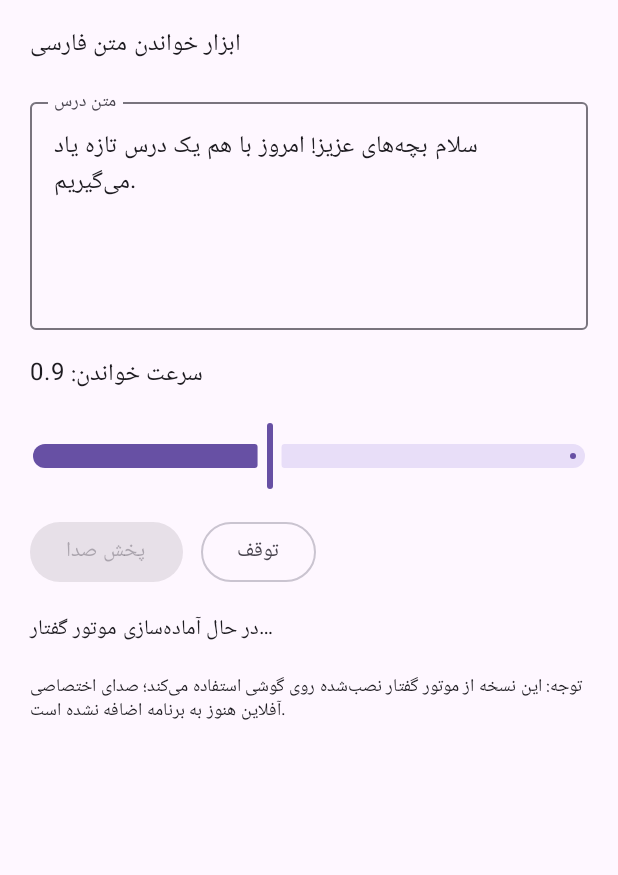
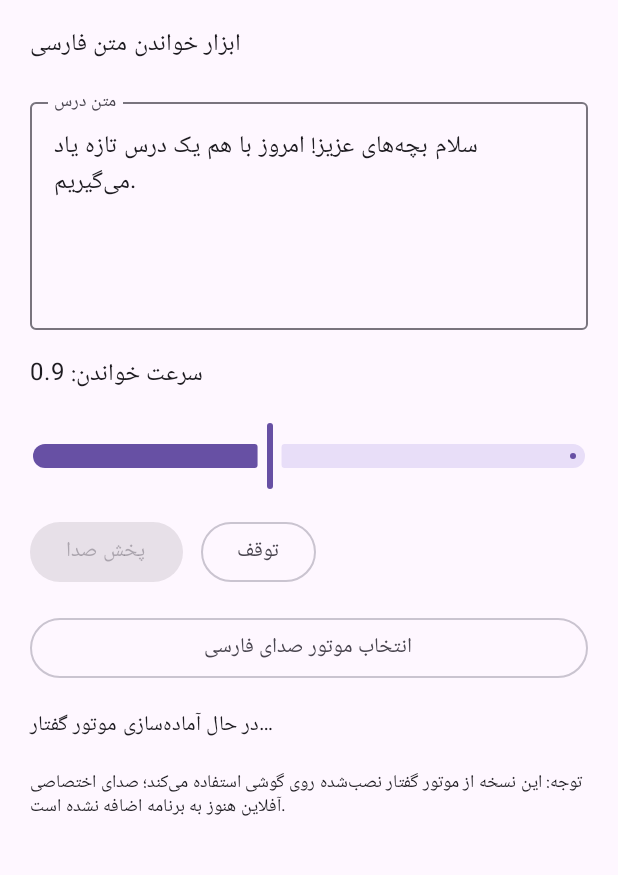
Before and after one commit to far-fahim/aghaye-moallem, an Android app built with Jetpack Compose: the screen it shows after launch (MainActivity), on a phone screen of 412 x 824 dp, the part 112-987 px from its top. Run offline under Robolectric (Android 15) with nearby library versions, the phone set to English and light mode, and no system bars.

Commit message:
Add system TTS engine selection for AvaCore Persian voice

```diff
--- a/app/src/main/java/ir/aghayemoallem/app/MainActivity.kt
+++ b/app/src/main/java/ir/aghayemoallem/app/MainActivity.kt
@@ -3,6 +3,7 @@ package ir.aghayemoallem.app
 import android.os.Bundle
 import android.speech.tts.TextToSpeech
 import android.speech.tts.Voice
+import android.content.Intent
 import androidx.activity.ComponentActivity
 import androidx.activity.compose.setContent
 import androidx.compose.foundation.layout.*
@@ -34,7 +35,8 @@ class MainActivity : ComponentActivity(), TextToSpeech.OnInitListener {
                             tts?.setSpeechRate(rate)
                             tts?.speak(value, TextToSpeech.QUEUE_FLUSH, null, "teacher-utterance")
                         },
-                        onStop = { tts?.stop() }
+                        onStop = { tts?.stop() },
+                        onChooseEngine = { startActivity(Intent("com.android.settings.TTS_SETTINGS")) }
                     )
                 }
             }
@@ -76,7 +78,8 @@ private fun TeacherScreen(
     status: String,
     offlineVoiceAvailable: Boolean,
     onSpeak: (String, Float) -> Unit,
-    onStop: () -> Unit
+    onStop: () -> Unit,
+    onChooseEngine: () -> Unit
 ) {
     var text by remember {
         mutableStateOf("سلام بچه‌های عزیز! امروز با هم یک درس تازه یاد می‌گیریم.")
@@ -104,6 +107,7 @@ private fun TeacherScreen(
             }
             OutlinedButton(onClick = onStop) { Text("توقف") }
         }
+        OutlinedButton(onClick = onChooseEngine, modifier = Modifier.fillMaxWidth()) { Text("انتخاب موتور صدای فارسی") }
         Text(status, style = MaterialTheme.typography.bodyMedium)
         Text(
             if (offlineVoiceAvailable) "وضعیت: صدای فارسی آفلاین شناسایی شد."
```
